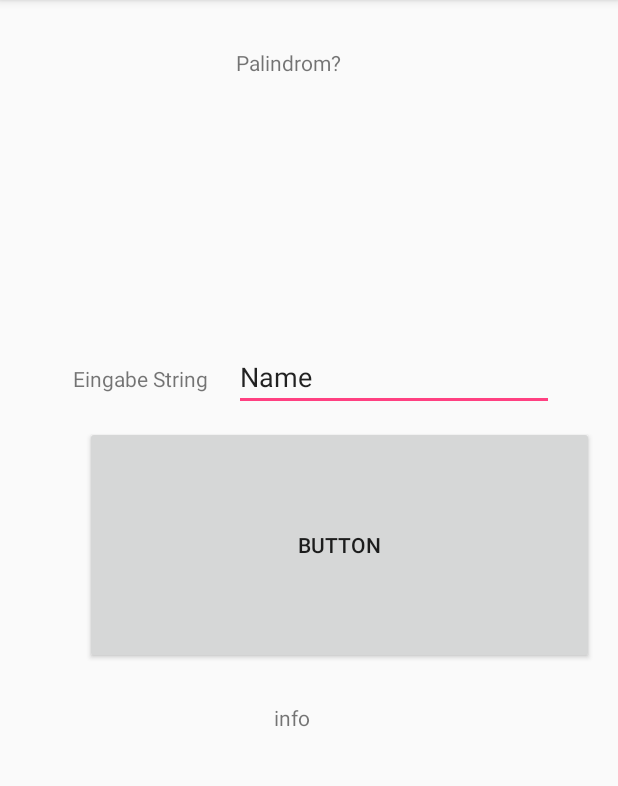
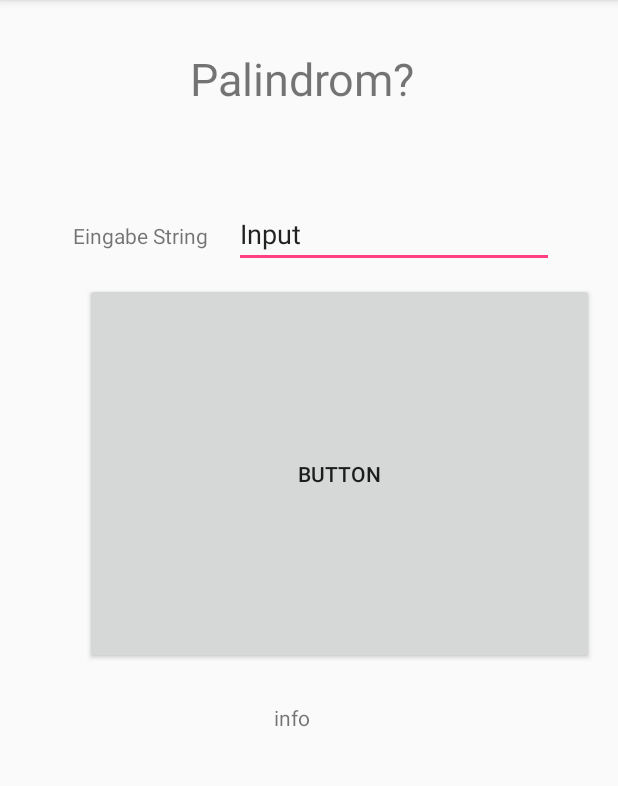
Before and after one commit to jophab96/EinzelabgabeV1, an Android app: the screen it shows after launch (MainActivity), on a phone screen of 412 x 824 dp, the part 84-870 px from its top. Run offline under Robolectric (Android 15) with nearby library versions, the phone set to English and light mode, and no system bars.

Commit message:
Layout verbessert

```diff
--- a/app/src/main/res/layout/activity_main.xml
+++ b/app/src/main/res/layout/activity_main.xml
@@ -8,16 +8,17 @@
 
     <TextView
         android:id="@+id/textView"
-        android:layout_width="0dp"
-        android:layout_height="0dp"
+        android:layout_width="363dp"
+        android:layout_height="64dp"
         android:layout_marginBottom="51dp"
         android:layout_marginEnd="157dp"
         android:layout_marginStart="157dp"
         android:layout_marginTop="32dp"
         android:text="Palindrom?"
+        android:textSize="30dp"
         app:layout_constraintBottom_toTopOf="@+id/textView2"
         app:layout_constraintEnd_toEndOf="parent"
-        app:layout_constraintHorizontal_bias="0.0"
+        app:layout_constraintHorizontal_bias="0.116"
         app:layout_constraintStart_toStartOf="parent"
         app:layout_constraintTop_toTopOf="parent" />
 
@@ -42,7 +43,7 @@
         android:layout_marginBottom="10dp"
         android:ems="10"
         android:inputType="textPersonName"
-        android:text="Name"
+        android:text="Input"
         app:layout_constraintBottom_toTopOf="@+id/button"
         app:layout_constraintEnd_toEndOf="parent"
         app:layout_constraintStart_toEndOf="@+id/textView2" />
```
